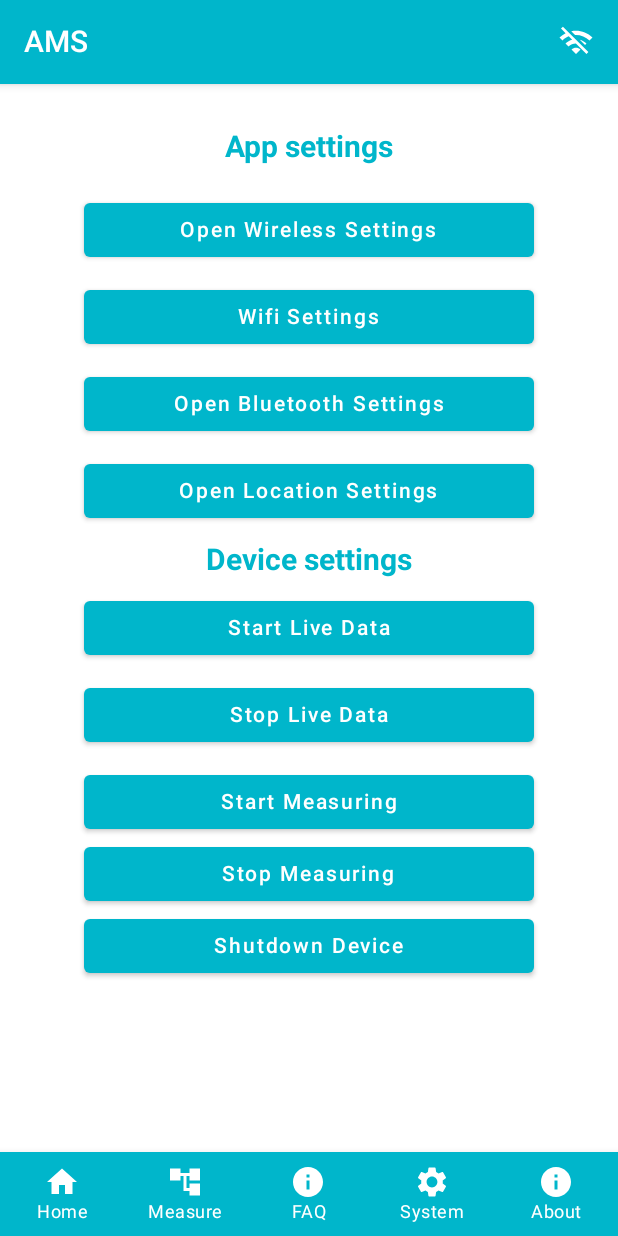
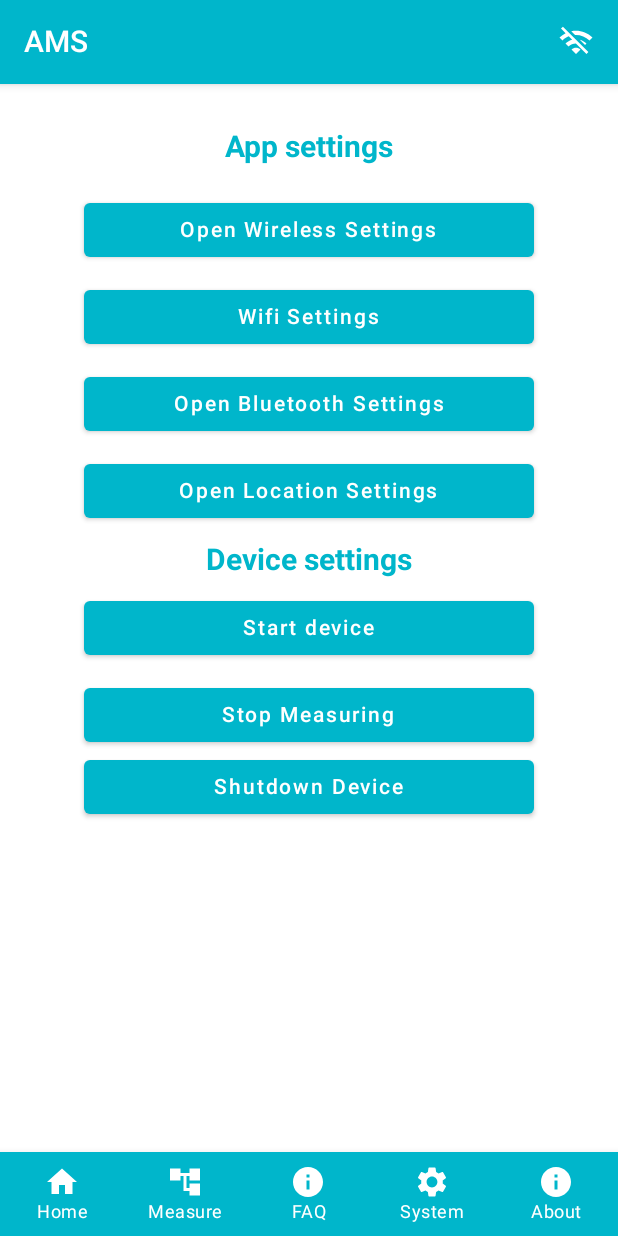
Before and after one commit to RedouanBouziza/VrijeUniversiteit-AMS-APP, an Android app built with Jetpack Compose: the System screen opened through its navigation route, on a phone screen of 412 x 824 dp. Run offline under Robolectric (Android 15) with nearby library versions, the phone set to English and light mode, and no system bars; our stand-ins replace livedata-compose; libraries missing offline, so code that uses them is left out: com.scichart.charting, org.java_websocket.client, org.java_websocket.handshake; 2 statements that could not run were skipped.

Commit message:
start device and stop mesurement and stop device work

```diff
--- a/app/src/main/java/com/example/vu/MainActivity.kt
+++ b/app/src/main/java/com/example/vu/MainActivity.kt
@@ -161,7 +161,7 @@ private fun ScreenContent(modifier: Modifier, scope: CoroutineScope) {
                 System(navController)
             }
             composable(route = Screen.SetupConnection.route){
-                SetupConnection(navController)
+                SetupInstructions(navController)
             }
             composable(route = Screen.AboutUs.route){
                 AboutUs(navController)
--- a/app/src/main/java/com/example/vu/ui/screens/system/System.kt
+++ b/app/src/main/java/com/example/vu/ui/screens/system/System.kt
@@ -22,11 +22,10 @@ import androidx.navigation.NavHostController
 import com.example.vu.R
 import com.example.vu.data.websocket.SocketService
 
-const val LIVE_DATA_START = "3a"
-const val LIVE_DATA_STOP = "0a"
-const val MEASUREMENT_START = "r"
-const val MEASUREMENT_STOP = "s"
-const val SHUT_DOWN_DEVICE = "Q"
+const val LIVE_DATA_START = "cmd 3a"
+const val MEASUREMENT_START = "cmd r"
+const val MEASUREMENT_STOP = "cmd s"
+const val SHUT_DOWN_DEVICE = "cmd Q"
 
 @Composable
 fun System(navController: NavHostController) {
@@ -111,34 +110,18 @@ fun System(navController: NavHostController) {
         Spacer(modifier = Modifier.height(10.dp))
 
         Button(onClick = {
+            webSocket.sendMessage(MEASUREMENT_START)
             webSocket.sendMessage(LIVE_DATA_START)
             Toast.makeText(context, R.string.start_receiving_data, Toast.LENGTH_SHORT).show()
         }, modifier = Modifier.width(300.dp)) {
             // on below line adding a text for our button.
-            Text(text = "Start Live Data")
-        }
-
-        Spacer(modifier = Modifier.height(10.dp))
-
-        Button(onClick = {
-            webSocket.sendMessage(LIVE_DATA_STOP)
-            Toast.makeText(context, R.string.stopped_receiving_data, Toast.LENGTH_SHORT).show()
-        }, modifier = Modifier.width(300.dp)) {
-            Text(text = "Stop Live Data")
+            Text(stringResource(R.string.start_device))
         }
 
         Spacer(modifier = Modifier.height(10.dp))
 
 
         if (isLoggedIn) {
-            Button(onClick = {
-                webSocket.sendMessage(MEASUREMENT_START)
-                Toast.makeText(context, R.string.started_measuring, Toast.LENGTH_SHORT)
-                    .show()
-            }, modifier = Modifier.width(300.dp)) {
-                Text(text = "Start Measuring")
-            }
-
             Button(onClick = {
                 webSocket.sendMessage(MEASUREMENT_STOP)
                 Toast.makeText(context, R.string.stopped_measuring, Toast.LENGTH_SHORT)
--- a/app/src/main/res/values/strings.xml
+++ b/app/src/main/res/values/strings.xml
@@ -93,4 +93,5 @@
     <string name="system">System</string>
     <string name="measure">Measure</string>
     <string name="startRecording">Start Recording</string>
+    <string name="start_device">Start device</string>
 </resources>
```
Also changed, not shown: app/src/main/java/com/example/vu/data/udp/UDPConnection.kt (+19 -8 lines).
